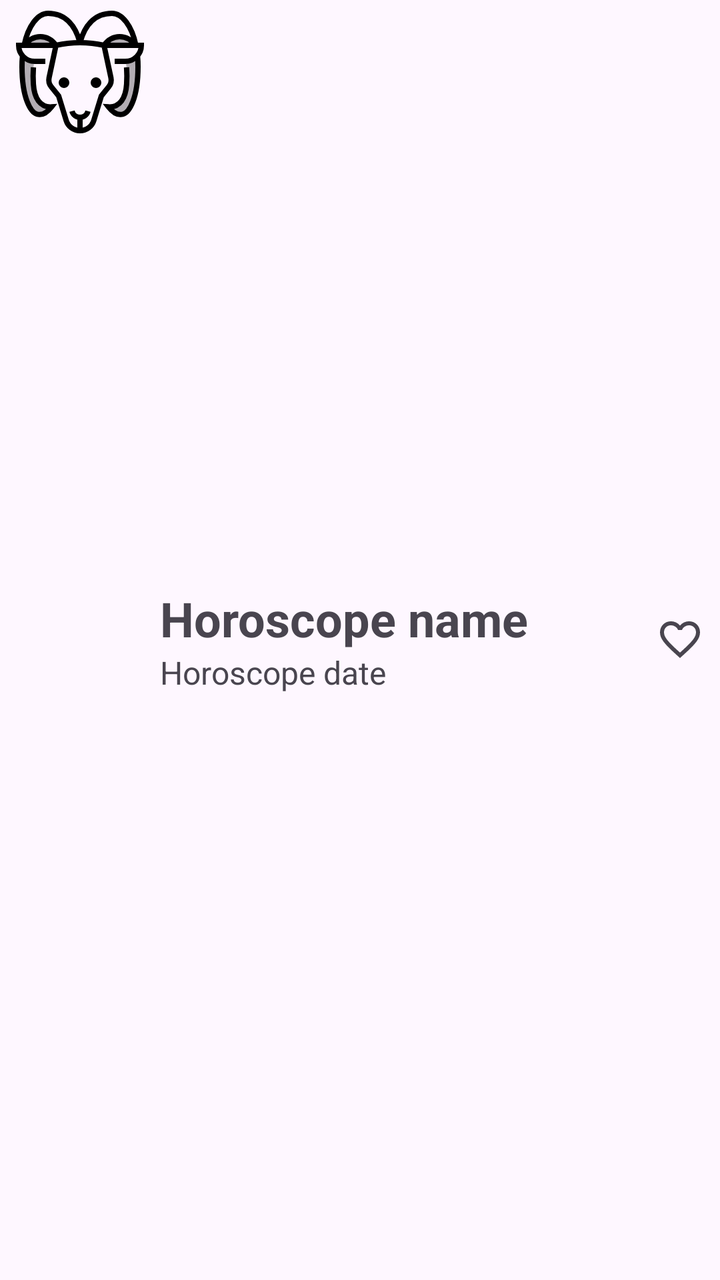
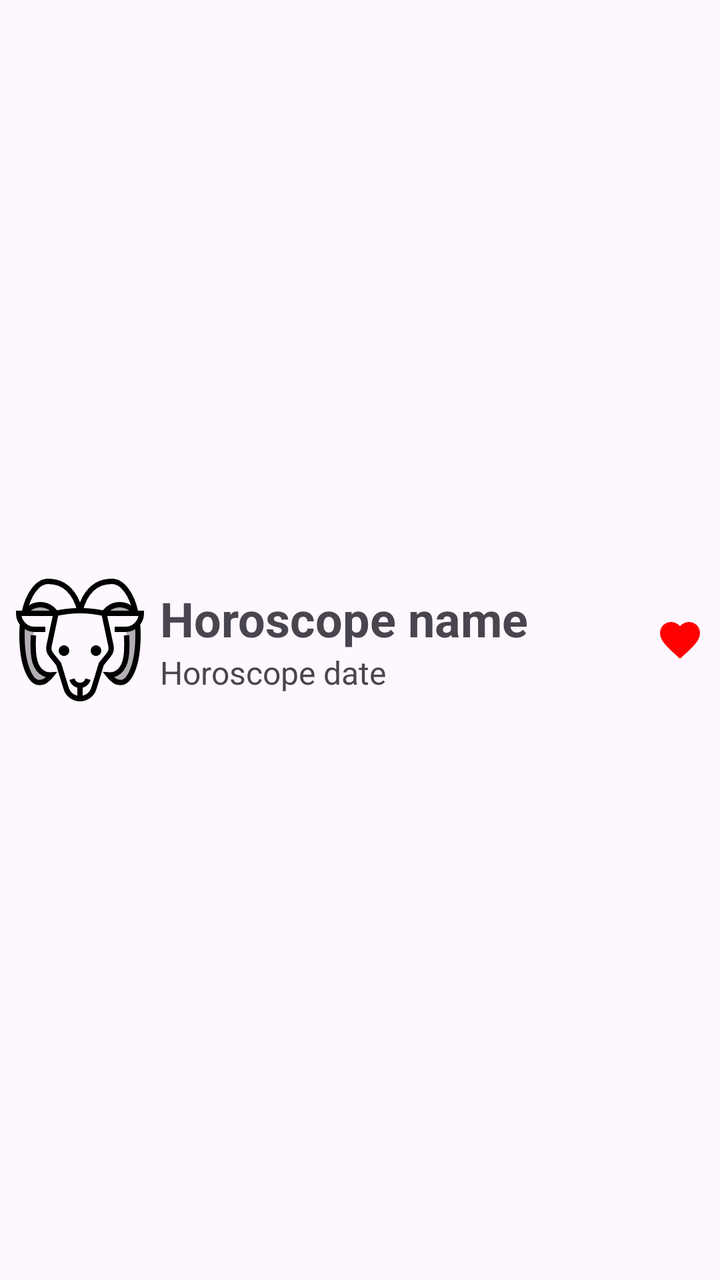

Two renders of the same Android screen: before a commit and after it. Below are the layout's source before the change and the commit's diff.
<!-- AndroidManifest.xml: application theme Theme.HoroscopoAndroid -->
<!-- res/layout/item_horoscope.xml -->
<?xml version="1.0" encoding="utf-8"?>
<LinearLayout xmlns:android="http://schemas.android.com/apk/res/android"
    android:layout_width="match_parent"
    android:layout_height="wrap_content"
    android:orientation="horizontal"
    android:paddingVertical="4dp"
    android:paddingHorizontal="8dp">

    <ImageView
        android:id="@+id/signImageView"
        android:layout_width="64dp"
        android:layout_height="64dp"
        android:src="@drawable/aries_icon" />

    <LinearLayout
        android:layout_width="0dp"
        android:layout_height="wrap_content"
        android:layout_weight="1"
        android:orientation="vertical"
        android:layout_marginStart="8dp"
        android:layout_gravity="center_vertical">

        <TextView
            android:id="@+id/nameTextView"
            android:layout_width="match_parent"
            android:layout_height="wrap_content"
            android:text="Horoscope name"
            android:textSize="24sp"
            android:textStyle="bold" />

        <TextView
            android:id="@+id/datesTextView"
            android:layout_width="match_parent"
            android:layout_height="wrap_content"
            android:text="Horoscope date"
            android:textSize="16sp" />
    </LinearLayout>

    <ImageView

        android:layout_width="wrap_content"
        android:layout_height="wrap_content"
        android:src="@drawable/ic_favorite"
        android:layout_gravity="center_vertical" />

</LinearLayout>
<!-- resources referenced by this layout -->
<resources>
  <!-- drawable aries_icon: vector/xml drawable (drawable, 3733 chars, omitted) -->
  <!-- drawable ic_favorite (drawable) -->
  <vector xmlns:android="http://schemas.android.com/apk/res/android"
      android:width="24dp"
      android:height="24dp"
      android:viewportWidth="960"
      android:viewportHeight="960"
      android:tint="?attr/colorControlNormal">
      <path
          android:fillColor="@android:color/white"
          android:pathData="M480,840L422,788Q321,697 255,631Q189,565 150,512.5Q111,460 95.5,416Q80,372 80,326Q80,232 143,169Q206,106 300,106Q352,106 399,128Q446,150 480,190Q514,150 561,128Q608,106 660,106Q754,106 817,169Q880,232 880,326Q880,372 864.5,416Q849,460 810,512.5Q771,565 705,631Q639,697 538,788L480,840ZM480,732Q576,646 638,584.5Q700,523 736,477.5Q772,432 786,396.5Q800,361 800,326Q800,266 760,226Q720,186 660,186Q613,186 573,212.5Q533,239 518,280L518,280L442,280L442,280Q427,239 387,212.5Q347,186 300,186Q240,186 200,226Q160,266 160,326Q160,361 174,396.5Q188,432 224,477.5Q260,523 322,584.5Q384,646 480,732ZM480,459Q480,459 480,459Q480,459 480,459Q480,459 480,459Q480,459 480,459Q480,459 480,459Q480,459 480,459Q480,459 480,459Q480,459 480,459L480,459L480,459L480,459Q480,459 480,459Q480,459 480,459Q480,459 480,459Q480,459 480,459Q480,459 480,459Q480,459 480,459Q480,459 480,459Q480,459 480,459Z" />
  </vector>
  <style name="Theme.HoroscopoAndroid" parent="Base.Theme.HoroscopoAndroid" />
  <style name="Base.Theme.HoroscopoAndroid" parent="Theme.Material3.DayNight">
          
          
      </style>
</resources>

<!-- the commit's change to res/layout/item_horoscope.xml (unified diff, before → after) -->
@@ -1,10 +1,12 @@
 <?xml version="1.0" encoding="utf-8"?>
 <LinearLayout xmlns:android="http://schemas.android.com/apk/res/android"
+    xmlns:tools="http://schemas.android.com/tools"
     android:layout_width="match_parent"
     android:layout_height="wrap_content"
     android:orientation="horizontal"
     android:paddingVertical="4dp"
-    android:paddingHorizontal="8dp">
+    android:paddingHorizontal="8dp"
+    android:gravity="center_vertical">
 
     <ImageView
         android:id="@+id/signImageView"
@@ -17,8 +19,7 @@
         android:layout_height="wrap_content"
         android:layout_weight="1"
         android:orientation="vertical"
-        android:layout_marginStart="8dp"
-        android:layout_gravity="center_vertical">
+        android:layout_marginStart="8dp">
 
         <TextView
             android:id="@+id/nameTextView"
@@ -37,10 +38,9 @@
     </LinearLayout>
 
     <ImageView
-
+        android:id="@+id/favoriteImageView"
         android:layout_width="wrap_content"
         android:layout_height="wrap_content"
-        android:src="@drawable/ic_favorite"
-        android:layout_gravity="center_vertical" />
+        android:src="@drawable/ic_favorite_selected" />
 
 </LinearLayout>
<!-- resource entries referenced after the edit -->
@@ -1,16 +1,16 @@
 <!-- resources referenced by this layout -->
 <resources>
   <!-- drawable aries_icon: vector/xml drawable (drawable, 3733 chars, omitted) -->
-  <!-- drawable ic_favorite (drawable) -->
+  <!-- drawable ic_favorite_selected (drawable) -->
   <vector xmlns:android="http://schemas.android.com/apk/res/android"
       android:width="24dp"
       android:height="24dp"
-      android:viewportWidth="960"
-      android:viewportHeight="960"
-      android:tint="?attr/colorControlNormal">
+      android:viewportWidth="24"
+      android:viewportHeight="24"
+      android:tint="#FF0000">
       <path
           android:fillColor="@android:color/white"
-          android:pathData="M480,840L422,788Q321,697 255,631Q189,565 150,512.5Q111,460 95.5,416Q80,372 80,326Q80,232 143,169Q206,106 300,106Q352,106 399,128Q446,150 480,190Q514,150 561,128Q608,106 660,106Q754,106 817,169Q880,232 880,326Q880,372 864.5,416Q849,460 810,512.5Q771,565 705,631Q639,697 538,788L480,840ZM480,732Q576,646 638,584.5Q700,523 736,477.5Q772,432 786,396.5Q800,361 800,326Q800,266 760,226Q720,186 660,186Q613,186 573,212.5Q533,239 518,280L518,280L442,280L442,280Q427,239 387,212.5Q347,186 300,186Q240,186 200,226Q160,266 160,326Q160,361 174,396.5Q188,432 224,477.5Q260,523 322,584.5Q384,646 480,732ZM480,459Q480,459 480,459Q480,459 480,459Q480,459 480,459Q480,459 480,459Q480,459 480,459Q480,459 480,459Q480,459 480,459Q480,459 480,459L480,459L480,459L480,459Q480,459 480,459Q480,459 480,459Q480,459 480,459Q480,459 480,459Q480,459 480,459Q480,459 480,459Q480,459 480,459Q480,459 480,459Z" />
+          android:pathData="M12,21.35l-1.45,-1.32C5.4,15.36 2,12.28 2,8.5 2,5.42 4.42,3 7.5,3c1.74,0 3.41,0.81 4.5,2.09C13.09,3.81 14.76,3 16.5,3 19.58,3 22,5.42 22,8.5c0,3.78 -3.4,6.86 -8.55,11.54L12,21.35z" />
   </vector>
   <style name="Theme.HoroscopoAndroid" parent="Base.Theme.HoroscopoAndroid" />
   <style name="Base.Theme.HoroscopoAndroid" parent="Theme.Material3.DayNight">
